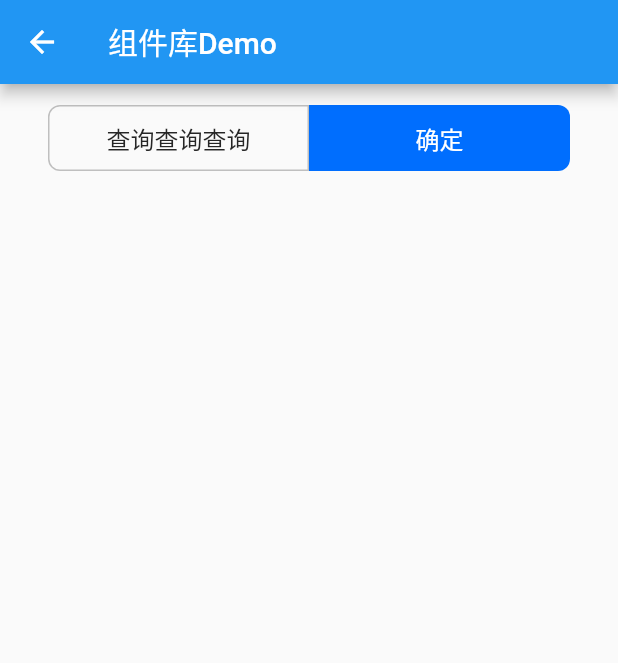
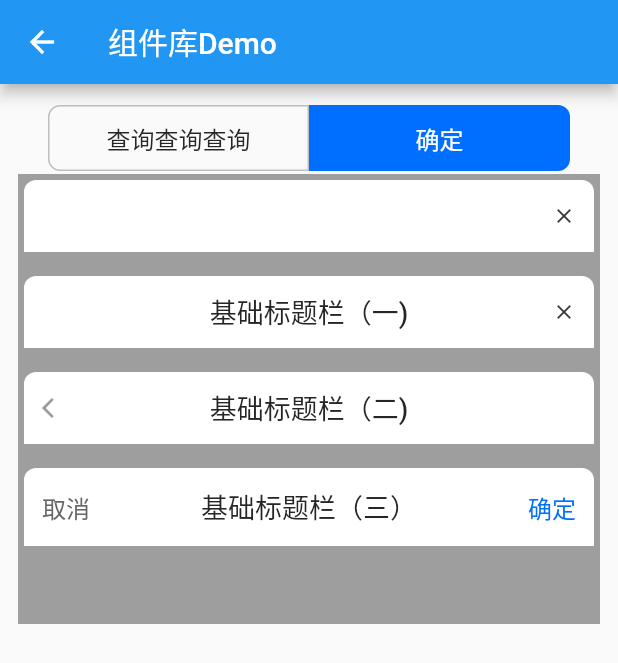
Before and after one commit to wanglingzhi1016/first_flutter_app, a Flutter app: the WidgetUiDemo screen opened by its route, on a phone screen of 412 x 824 dp. Shown: the top 663 px of the screen. Run offline on Flutter 3.47's test engine with Material 2 defaults, Android fonts, the phone set to English and light mode, and no system bars.

Commit message:
弹窗标题原子组件

```diff
--- a/lib/home_page.dart
+++ b/lib/home_page.dart
@@ -97,7 +97,18 @@ class _MyHomePageState extends State<MyHomePage> {
                 onPressed: () {
                   Navigator.pushNamed(context, 'Widget_ui_demo');
                 },
-                child: const Text('组件库Demo'))
+                child: const Text('组件库Demo')),
+            // Stack(
+            //   children: [
+            //     Positioned(
+            //         top: 100,
+            //         child: ElevatedButton(
+            //             onPressed: () {
+            //               Navigator.pushNamed(context, 'Widget_ui_demo');
+            //             },
+            //             child: const Text('组件库Demo'))),
+            //   ],
+            // ),
           ],
         ),
       ),
--- a/lib/main.dart
+++ b/lib/main.dart
@@ -47,6 +47,7 @@ class MyApp extends StatelessWidget {
         'Layout_components_study': (context) => const LayoutComponents(),
         'container_components_study': (context) =>
             const ContainerComponentStudy(),
+        'scroll_components_study': (context) => const ScrollComponents(),
         'fun_components_study': (context) => const FunComponents(),
         'Widget_ui_demo': (context) => const WidgetUiDemo()
       },
--- a/lib/widget_ui/button_group.dart
+++ b/lib/widget_ui/button_group.dart
@@ -51,7 +51,7 @@ class ButtonGroup extends StatelessWidget {
             child: Text(
               confirmText,
               style: const TextStyle(fontSize: 16),
-            )),
+            ))
       ],
     );
   }
--- a/lib/widget_ui/demo.dart
+++ b/lib/widget_ui/demo.dart
@@ -1,4 +1,5 @@
 import 'package:first_flutter_app/widget_ui/button_group.dart';
+import 'package:first_flutter_app/widget_ui/drawer/header.dart';
 import 'package:flutter/material.dart';
 
 class WidgetUiDemo extends StatefulWidget {
@@ -26,7 +27,29 @@ class _WidgetUiDemoState extends State<WidgetUiDemo> {
               },
               onConfirm: () {
                 print('点击了确定按钮');
-              })
+              }),
+          Container(
+            height: 300,
+            padding: const EdgeInsets.all(4),
+            color: Colors.grey,
+            child: ListView(
+              children: [
+                const DrawerTitle(),
+                const Text(''),
+                const DrawerTitle(title: '基础标题栏（一)'),
+                const Text(''),
+                const DrawerTitle(type: 2, title: '基础标题栏（二)'),
+                const Text(''),
+                DrawerTitle(
+                  type: 3,
+                  title: '基础标题栏（三）',
+                  onCancel: () {
+                    print('点击了取消按钮');
+                  },
+                )
+              ],
+            ),
+          ),
         ],
       ),
     );
--- /dev/null
+++ b/lib/widget_ui/drawer/header.dart
@@ -0,0 +1,122 @@
+import 'package:flutter/material.dart';
+
+class DrawerTitle extends StatelessWidget {
+  const DrawerTitle(
+      {Key? key,
+      this.type = 1,
+      this.title = '',
+      this.cancelText = '取消',
+      this.confirmText = '确定',
+      this.onClose,
+      this.onBack,
+      this.onCancel,
+      this.onConfirm})
+      : super(key: key);
+
+  final int type; // 标题类型：1只展示右边关闭按钮；2只展示左边返回按钮；3展示左边取消按钮以及右边确定按钮
+  final String title;
+  final VoidCallback? onClose;
+  final VoidCallback? onBack;
+  final String cancelText;
+  final String confirmText;
+  final VoidCallback? onCancel;
+  final VoidCallback? onConfirm;
+
+  @override
+  Widget build(BuildContext context) {
+    return Center(
+      child: Container(
+        height: type != 3 ? 48 : 52,
+        padding: const EdgeInsets.only(left: 12, right: 12),
+        decoration: const BoxDecoration(
+            borderRadius: BorderRadius.only(
+                topLeft: Radius.circular(8), topRight: Radius.circular(8)),
+            color: Colors.white),
+        child: Row(
+          mainAxisAlignment: MainAxisAlignment.spaceBetween,
+          children: _getChildList(),
+        ),
+      ),
+    );
+  }
+
+  _getChildList() {
+    List<Widget> _children;
+    // 左右两边操作按钮的大小
+    const double _fontSize = 16;
+    // 左右按钮缺失时的占位符
+    const Widget _emptyChild = SizedBox(
+      width: 48,
+      child: Text(''),
+    );
+
+    switch (type) {
+      case 1:
+        _children = [
+          _emptyChild,
+          IconButton(
+              onPressed: onClose,
+              padding: const EdgeInsets.all(0.0),
+              alignment: Alignment.centerRight,
+              icon: const Icon(
+                Icons.close,
+                color: Color(0xff333333),
+                size: _fontSize,
+              )),
+        ];
+        break;
+      case 2:
+        _children = [
+          IconButton(
+              onPressed: onBack,
+              padding: const EdgeInsets.all(0),
+              alignment: Alignment.centerLeft,
+              icon: const Icon(
+                Icons.arrow_back_ios,
+                color: Color(0xff999999),
+                size: _fontSize,
+              )),
+          _emptyChild,
+        ];
+        break;
+      default:
+        _children = [
+          TextButton(
+              onPressed: onCancel,
+              style: ButtonStyle(
+                  padding: MaterialStateProperty.all(const EdgeInsets.all(0)),
+                  alignment: Alignment.centerLeft),
+              child: Text(
+                cancelText,
+                style: const TextStyle(
+                    fontSize: _fontSize, color: Color(0xff666666)),
+              )),
+          TextButton(
+              onPressed: onConfirm,
+              style: ButtonStyle(
+                  padding: MaterialStateProperty.all(const EdgeInsets.all(0)),
+                  alignment: Alignment.centerRight),
+              child: Text(
+                confirmText,
+                style: const TextStyle(
+                    fontSize: _fontSize,
+                    color: Color(0xff006EFE),
+                    fontWeight: FontWeight.w500),
+              )),
+        ];
+        break;
+    }
+
+    _children.insert(
+        1,
+        Text(
+          title,
+          style: const TextStyle(
+              fontSize: 18,
+              fontWeight: FontWeight.w500,
+              color: Color(0xff262626)),
+        ));
+
+    return _children;
+  }
+}
```
Also changed, not shown: lib/widget_ui/drawer/body.dart (added), lib/widget_ui/drawer/footer.dart (added).
